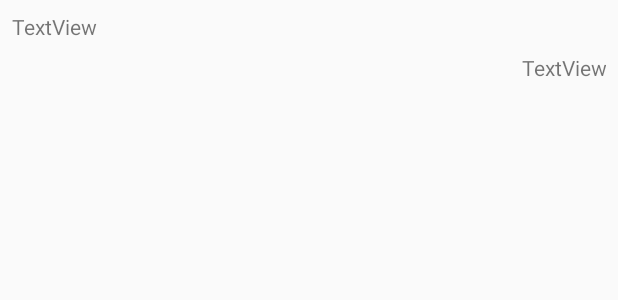
After one commit to Kyru/DADM, an Android app: the layout quotation_list_row.xml on its own in the app's theme, with its tools: preview values and no code run, on a phone screen of 412 x 824 dp. The commit adds this screen. Shown: the top 300 px of the screen. Run offline under Robolectric (Android 15) with nearby library versions, the phone set to English and light mode, and no system bars.

Commit message:
2B_2 started

```diff
--- /dev/null
+++ b/app/src/main/res/layout/quotation_list_row.xml
@@ -0,0 +1,31 @@
+<?xml version="1.0" encoding="utf-8"?>
+<android.support.constraint.ConstraintLayout
+    xmlns:android="http://schemas.android.com/apk/res/android"
+    xmlns:app="http://schemas.android.com/apk/res-auto"
+    xmlns:tools="http://schemas.android.com/tools"
+    android:layout_width="match_parent"
+    android:layout_height="match_parent">
+
+    <TextView
+        android:id="@+id/tv_quoteText"
+        android:layout_width="wrap_content"
+        android:layout_height="wrap_content"
+        android:layout_marginStart="8dp"
+        android:layout_marginLeft="8dp"
+        android:layout_marginTop="8dp"
+        android:text="TextView"
+        app:layout_constraintStart_toStartOf="parent"
+        app:layout_constraintTop_toTopOf="parent" />
+
+    <TextView
+        android:id="@+id/tv_quoteAuthor"
+        android:layout_width="wrap_content"
+        android:layout_height="wrap_content"
+        android:layout_marginTop="8dp"
+        android:layout_marginEnd="8dp"
+        android:layout_marginRight="8dp"
+        android:text="TextView"
+        android:gravity="right"
+        app:layout_constraintEnd_toEndOf="parent"
+        app:layout_constraintTop_toBottomOf="@+id/tv_quoteText" />
+</android.support.constraint.ConstraintLayout>
```
Also changed, not shown: app/src/main/java/fyq/example/labdadm/labs/Quotation.java (added, +28 -0 lines), app/src/main/java/fyq/example/labdadm/labs/QuotationMethods/QuotationArrayAdapter.java (added, +79 -0 lines), app/src/main/res/layout/activity_favourite.xml (+3 -13 lines).
